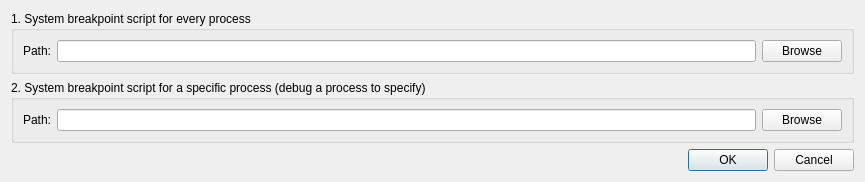
Qt form src/gui/Src/Gui/SystemBreakpointScriptDialog.ui (x64dbg/x64dbg) before a commit.
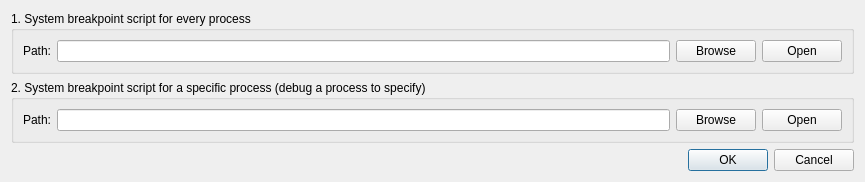
The same form after that commit. Icons and pictures are not drawn.

Commit message: Create/Open system breakpoint script

Diff of the .ui file:
```diff
--- a/src/gui/Src/Gui/SystemBreakpointScriptDialog.ui
+++ b/src/gui/Src/Gui/SystemBreakpointScriptDialog.ui
@@ -41,6 +41,13 @@
         </property>
        </widget>
       </item>
+      <item>
+       <widget class="QPushButton" name="openGlobal">
+        <property name="text">
+         <string>Open</string>
+        </property>
+       </widget>
+      </item>
      </layout>
     </widget>
    </item>
@@ -67,6 +74,13 @@
         </property>
        </widget>
       </item>
+      <item>
+       <widget class="QPushButton" name="openDebuggee">
+        <property name="text">
+         <string>Open</string>
+        </property>
+       </widget>
+      </item>
      </layout>
     </widget>
    </item>
```
The commit also changes 2 other files.
